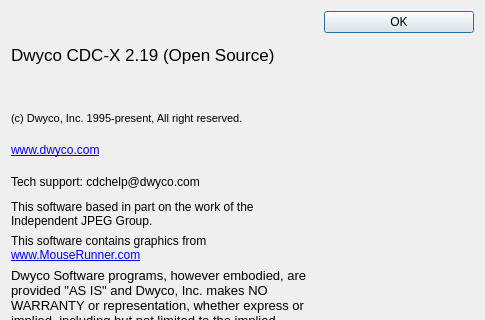
blindchimp/dwyco, file cdcx/about.ui: the form before one commit; both pictures show x 0 to 485 and y 0 to 320 of the 485 by 459 pixel window.
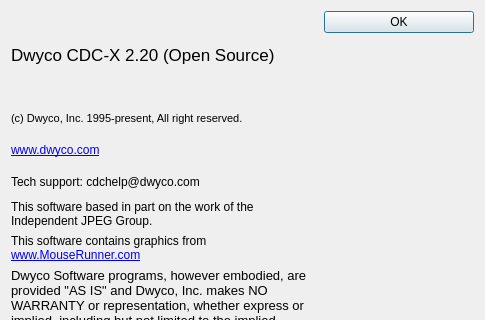
The form after the commit. Icons and pictures are not drawn.

The edit to the form file:
```diff
--- a/cdcx/about.ui
+++ b/cdcx/about.ui
@@ -37,7 +37,7 @@
 &lt;html&gt;&lt;head&gt;&lt;meta name=&quot;qrichtext&quot; content=&quot;1&quot; /&gt;&lt;style type=&quot;text/css&quot;&gt;
 p, li { white-space: pre-wrap; }
 &lt;/style&gt;&lt;/head&gt;&lt;body style=&quot; font-family:'Ubuntu'; font-size:11pt; font-weight:400; font-style:normal;&quot;&gt;
-&lt;p style=&quot; margin-top:0px; margin-bottom:0px; margin-left:0px; margin-right:0px; -qt-block-indent:0; text-indent:0px;&quot;&gt;&lt;span style=&quot; font-family:'Sans Serif'; font-size:13pt;&quot;&gt;Dwyco CDC-X 2.19 (Open Source)&lt;/span&gt;&lt;/p&gt;&lt;/body&gt;&lt;/html&gt;</string>
+&lt;p style=&quot; margin-top:0px; margin-bottom:0px; margin-left:0px; margin-right:0px; -qt-block-indent:0; text-indent:0px;&quot;&gt;&lt;span style=&quot; font-family:'Sans Serif'; font-size:13pt;&quot;&gt;Dwyco CDC-X 2.20 (Open Source)&lt;/span&gt;&lt;/p&gt;&lt;/body&gt;&lt;/html&gt;</string>
        </property>
       </widget>
      </item>
```
